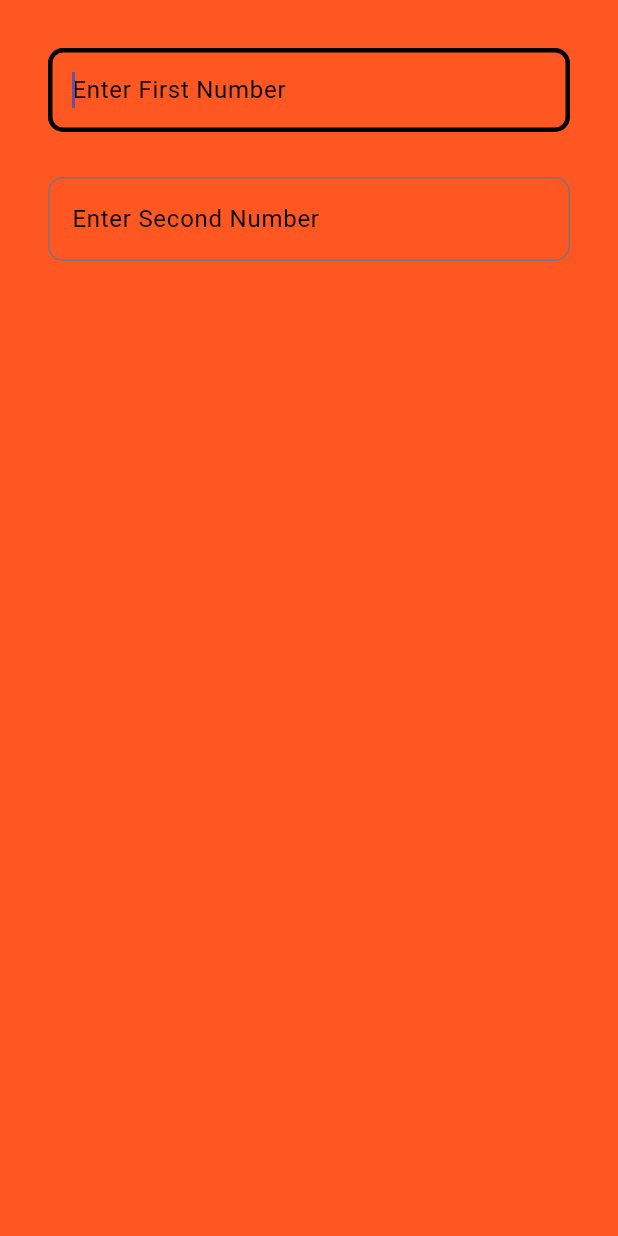
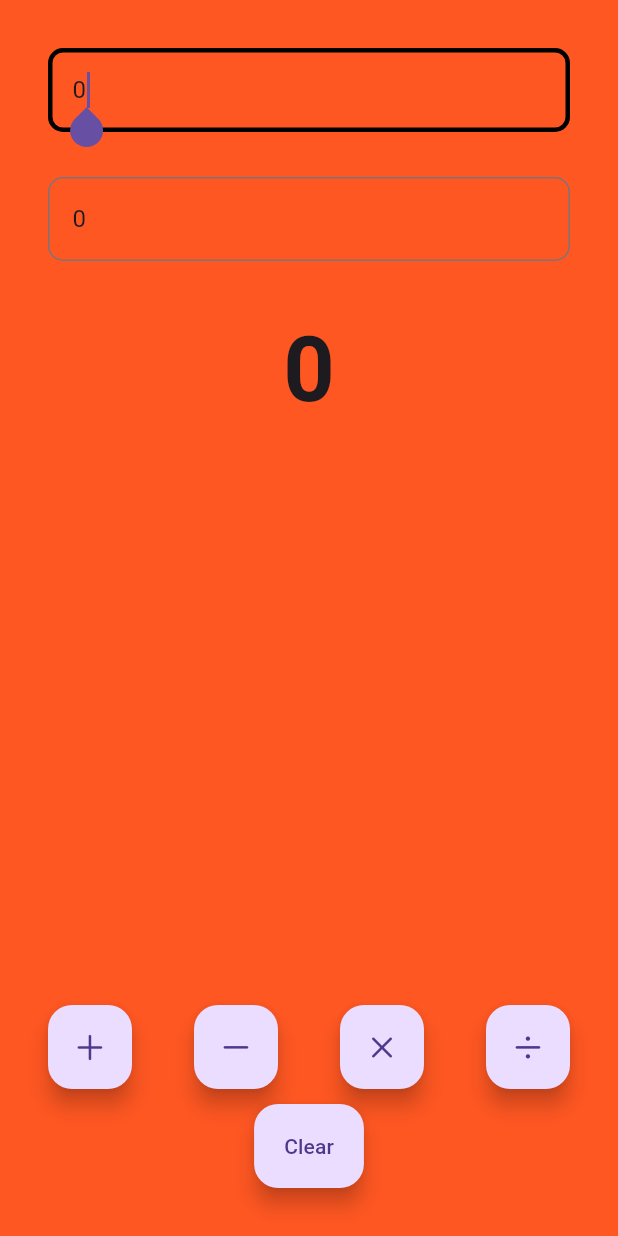
Before and after one commit to Jaydip04/flutter-demo, a Flutter app: the screen it shows after launch, on a phone screen of 412 x 824 dp. Run offline on Flutter 3.47's test engine with Material 3 defaults, Android fonts, the phone set to English and light mode, and no system bars.

Commit message:
update Calculator

```diff
--- a/lib/views/calculator_view.dart
+++ b/lib/views/calculator_view.dart
@@ -1,46 +1,169 @@
 import 'package:flutter/cupertino.dart';
 import 'package:flutter/material.dart';
 
-class CalculatorView extends StatelessWidget {
+class CalculatorView extends StatefulWidget {
   const CalculatorView({super.key});
+
+
+  @override
+  State<CalculatorView> createState() => _CalculatorViewState();
+}
+
+class _CalculatorViewState extends State<CalculatorView> {
+  int a = 0;
+  int b = 0;
+  num c = 0;
+
+  late final AppLifecycleListener _listener;
+
+  final displayOneController = TextEditingController();
+  final displayTwoController = TextEditingController();
+
+  @override
+  void initState() {
+    super.initState();
+
+    displayOneController.text = a.toString();
+    displayTwoController.text = b.toString();
+
+    _listener = AppLifecycleListener(
+      onShow: _onShow,
+      onHide: _onHide,
+      onResume: _onResume,
+      onDetach: _onDetach,
+      onInactive: _onInactive,
+      onPause: _onPause,
+      onRestart: _onRestart,
+      onStateChange: _onStateChanged,
+      // onExitRequested: _onExitRequested,
+    );
+  }
+
+  void _onShow() => print("onShow Called");
+  void _onHide() => print("onHide Called");
+  void _onResume() => print("onResume Called");
+  void _onDetach() => print("onDetach Called");
+  void _onInactive() => print("onInactive Called");
+  void _onPause() => print("onPause Called");
+  void _onRestart() => print("onRestart Called");
+  void _onStateChanged(AppLifecycleState value) {
+    print("onStateChanged Called with state : $value");
+  }
+
+
+  @override
+  void dispose() {
+    displayOneController.dispose();
+    displayTwoController.dispose();
+    _listener.dispose();
+    super.dispose();
+  }
 
   @override
   Widget build(BuildContext context) {
     return Padding(
       padding: const EdgeInsets.all(32.0),
-      child:  Column(
+      child: Column(
         children: [
-          DisplayOne(hint : "Enter First Number"),
-          SizedBox(height: 30),
-          DisplayOne(hint : "Enter Second Number"),
+          CalculatorDisplay(
+              key: Key("displayOne"),
+              hint: "Enter First Number", controller: displayOneController),
+          const SizedBox(height: 30),
+          CalculatorDisplay(
+              key: Key("displayTwo"),
+              hint: "Enter Second Number", controller: displayTwoController),
+          const SizedBox(height: 30),
+          Text(
+            key:Key("result"),
+            c.toString(),
+            style: TextStyle(
+              fontSize: 60,
+              fontWeight: FontWeight.bold,
+            ),
+          ),
+          const Spacer(),
+          Row(
+            mainAxisAlignment: MainAxisAlignment.spaceBetween,
+            children: [
+              FloatingActionButton(
+                onPressed: () {
+                  setState(() {
+                    c = num.tryParse(displayOneController.text)! +
+                        num.tryParse(displayTwoController.text)!;
+                  });
+                },
+                child: Icon(CupertinoIcons.add),
+              ),
+              FloatingActionButton(
+                onPressed: () {
+                  setState(() {
+                    c = num.tryParse(displayOneController.text)! -
+                        num.tryParse(displayTwoController.text)!;
+                  });
+                },
+                child: Icon(CupertinoIcons.minus),
+              ),
+              FloatingActionButton(
+                onPressed: () {
+                  setState(() {
+                    c = num.tryParse(displayOneController.text)! *
+                        num.tryParse(displayTwoController.text)!;
+                  });
+                },
+                child: Icon(CupertinoIcons.multiply),
+              ),
+              FloatingActionButton(
+                onPressed: () {
+                  setState(() {
+                    c = num.tryParse(displayOneController.text)! /
+                        num.tryParse(displayTwoController.text)!;
+                  });
+                },
+                child: Icon(CupertinoIcons.divide),
+              ),
+            ],
+          ),
+          SizedBox(height: 10,),
+          FloatingActionButton.extended(
+            onPressed: () {
+              setState(() {
+                a = 0;
+                b = 0;
+                c = 0 ;
+                displayOneController.clear();
+                displayTwoController.clear();
+              });
+            },
+            label: Text("Clear"),
+          ),
         ],
       ),
     );
   }
+
+
 }
 
-class DisplayOne extends StatelessWidget{
-  const DisplayOne({
-    super.key,
-    this.hint = "Enter A Number"
-  });
+class CalculatorDisplay extends StatelessWidget {
+  const CalculatorDisplay(
+      {super.key, this.hint = "Enter A Number", required this.controller});
 
   final String? hint;
+  final TextEditingController controller;
 
   @override
-  Widget build(BuildContext context){
+  Widget build(BuildContext context) {
     return TextField(
+      controller: controller,
       keyboardType: TextInputType.number,
       autofocus: true,
       decoration: InputDecoration(
           border: OutlineInputBorder(
               borderSide: BorderSide(color: Colors.white),
-              borderRadius: BorderRadius.circular(10)
-          ),
+              borderRadius: BorderRadius.circular(10)),
           focusedBorder: OutlineInputBorder(
-              borderSide: BorderSide(color: Colors.black,width: 3.0),
-              borderRadius: BorderRadius.circular(10)
-          ),
+              borderSide: BorderSide(color: Colors.black, width: 3.0),
+              borderRadius: BorderRadius.circular(10)),
           hintText: hint,
           hintStyle: TextStyle(color: Colors.black)),
     );
```
Also changed, not shown: 1 other file.
